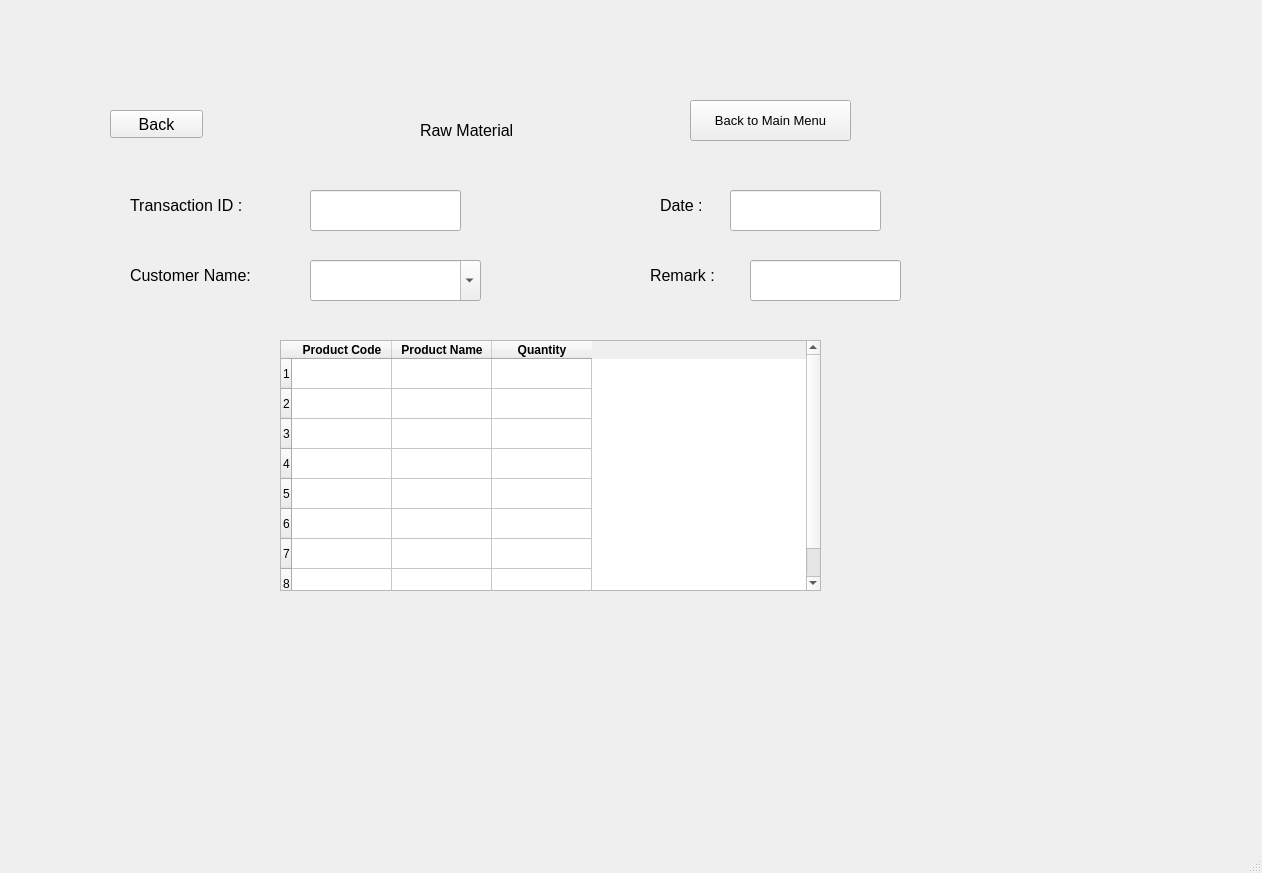
This is UI/StackedView.ui in nilay1221/Inventory_Management as Qt 5 draws it before an edit. The edited form follows.
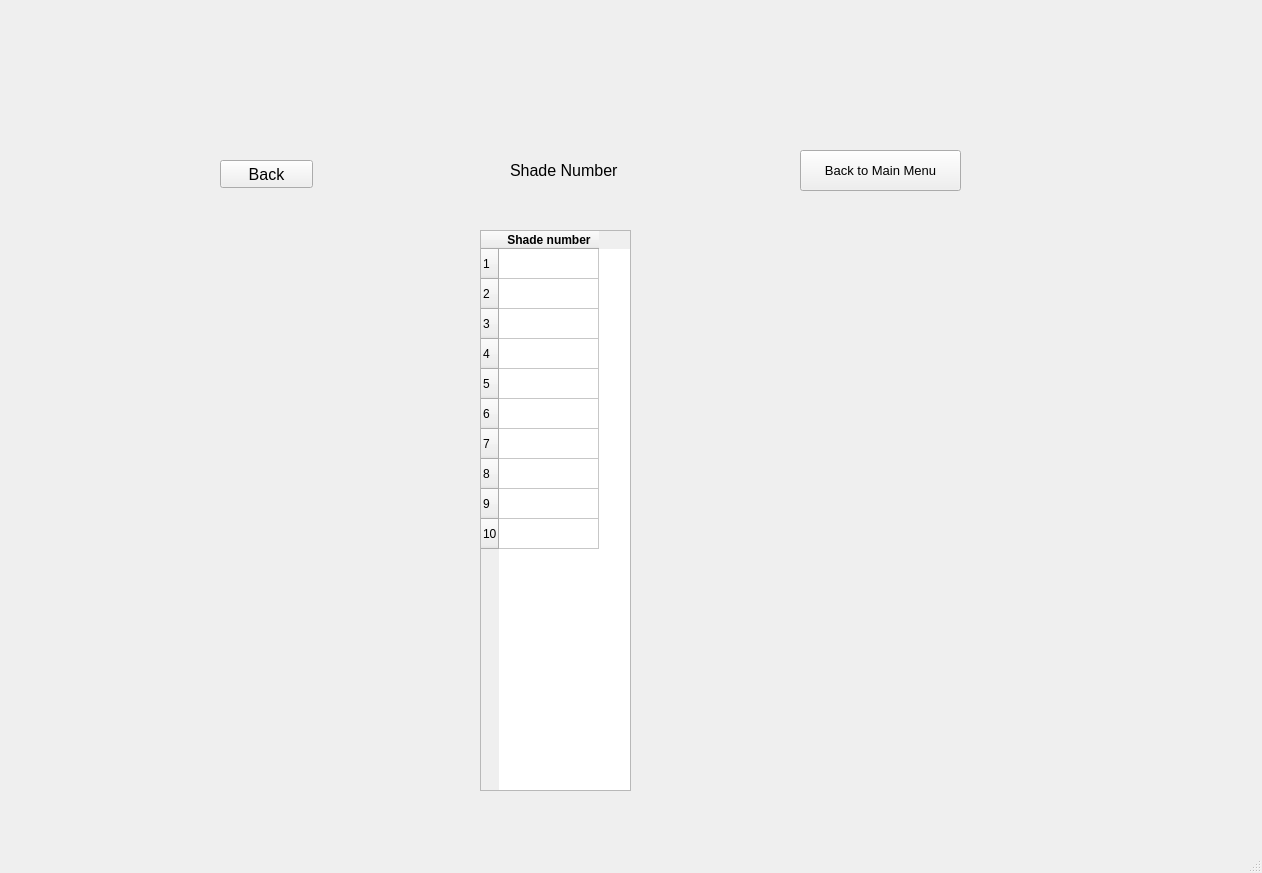
This is the edited form.

Commit message: Display all shade numbers

```diff
--- a/UI/StackedView.ui
+++ b/UI/StackedView.ui
@@ -24,7 +24,7 @@
      </rect>
     </property>
     <property name="currentIndex">
-     <number>10</number>
+     <number>31</number>
     </property>
     <widget class="QWidget" name="Home">
      <widget class="QPushButton" name="RM_3">
@@ -8849,6 +8849,96 @@
       </column>
      </widget>
     </widget>
+    <widget class="QWidget" name="new_view_all_shade">
+     <widget class="QTableWidget" name="shade_new_viewall_details_table">
+      <property name="geometry">
+       <rect>
+        <x>430</x>
+        <y>220</y>
+        <width>151</width>
+        <height>561</height>
+       </rect>
+      </property>
+      <property name="rowCount">
+       <number>10</number>
+      </property>
+      <row/>
+      <row/>
+      <row/>
+      <row/>
+      <row/>
+      <row/>
+      <row/>
+      <row/>
+      <row/>
+      <row/>
+      <column>
+       <property name="text">
+        <string>Shade number</string>
+       </property>
+       <property name="font">
+        <font>
+         <weight>75</weight>
+         <bold>true</bold>
+        </font>
+       </property>
+      </column>
+     </widget>
+     <widget class="QPushButton" name="pushButton_26">
+      <property name="geometry">
+       <rect>
+        <x>750</x>
+        <y>140</y>
+        <width>161</width>
+        <height>41</height>
+       </rect>
+      </property>
+      <property name="font">
+       <font>
+        <pointsize>10</pointsize>
+       </font>
+      </property>
+      <property name="text">
+       <string>Back to Main Menu</string>
+      </property>
+     </widget>
+     <widget class="QPushButton" name="back_add_rm_13">
+      <property name="geometry">
+       <rect>
+        <x>170</x>
+        <y>150</y>
+        <width>93</width>
+        <height>28</height>
+       </rect>
+      </property>
+      <property name="font">
+       <font>
+        <pointsize>12</pointsize>
+       </font>
+      </property>
+      <property name="text">
+       <string>Back</string>
+      </property>
+     </widget>
+     <widget class="QLabel" name="label_116">
+      <property name="geometry">
+       <rect>
+        <x>460</x>
+        <y>140</y>
+        <width>151</width>
+        <height>41</height>
+       </rect>
+      </property>
+      <property name="font">
+       <font>
+        <pointsize>12</pointsize>
+       </font>
+      </property>
+      <property name="text">
+       <string>Shade Number</string>
+      </property>
+     </widget>
+    </widget>
    </widget>
   </widget>
   <widget class="QMenuBar" name="menubar">
```
Left out of the diff: 18 changed lines with no effect on the pictures. The commit also changes 5 other files.
